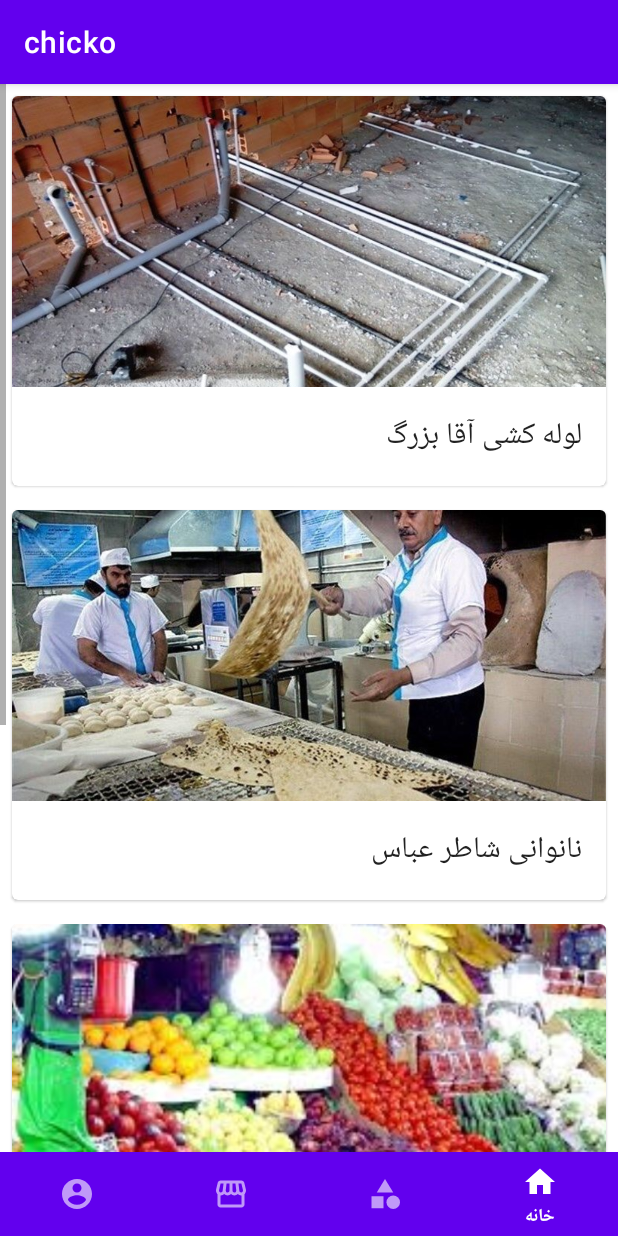
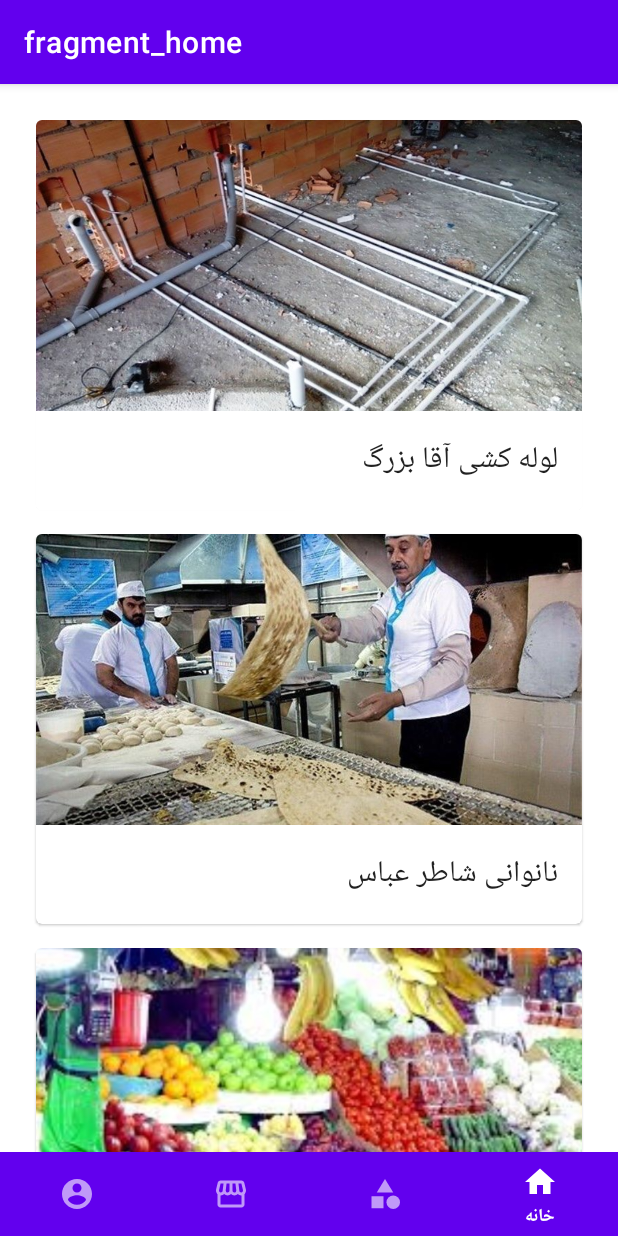
Before and after one commit to AliNazariii/chicko, an Android app: the screen it shows after launch (ProvidersActivity before the commit, MainActivity after it), item 3 of the bottom bar chosen, on a phone screen of 412 x 824 dp. Run offline under Robolectric (Android 15) with nearby library versions, the light colour scheme and no system bars; our stand-ins replace navigation-ui.

Commit message:
feat: add menu fragment

```diff
--- a/app/src/main/AndroidManifest.xml
+++ b/app/src/main/AndroidManifest.xml
@@ -10,7 +10,7 @@
         android:supportsRtl="true"
         android:theme="@style/Theme.Chicko">
         <activity
-            android:name=".HomeActivity"
+            android:name=".MainActivity"
             android:exported="true">
             <intent-filter>
                 <action android:name="android.intent.action.MAIN" />
--- a/app/src/main/java/com/example/chicko/HomeActivity.kt
+++ /dev/null
@@ -1,33 +0,0 @@
-package com.example.chicko
-
-import android.content.Intent
-import androidx.appcompat.app.AppCompatActivity
-import android.os.Bundle
-import com.example.chicko.databinding.ActivityHomeBinding
-
-class HomeActivity : AppCompatActivity() {
-    private lateinit var binding: ActivityHomeBinding
-
-    override fun onCreate(savedInstanceState: Bundle?) {
-        super.onCreate(savedInstanceState)
-
-        binding = ActivityHomeBinding.inflate(layoutInflater)
-        setContentView(binding.root)
-
-        binding.bottomNavigation.setOnItemSelectedListener { item ->
-            when (item.itemId) {
-                R.id.page_3 -> {
-//                    binding.bottomNavigation.selectedItemId = item.itemId
-
-                    // Create an intent with a destination of ProvidersActivity
-                    val intent = Intent(this, ProvidersActivity::class.java)
-
-                    // Start an activity using the data and destination from the Intent.
-                    startActivity(intent)
-                    true
-                }
-                else -> false
-            }
-        }
-    }
-}
--- /dev/null
+++ b/app/src/main/java/com/example/chicko/HomeFragment.kt
@@ -0,0 +1,61 @@
+package com.example.chicko
+
+import android.os.Bundle
+import androidx.fragment.app.Fragment
+import android.view.LayoutInflater
+import android.view.View
+import android.view.ViewGroup
+import com.example.chicko.adapter.ProviderListAdapter
+import com.example.chicko.data.ProviderItemsDataSource
+
+// TODO: Rename parameter arguments, choose names that match
+// the fragment initialization parameters, e.g. ARG_ITEM_NUMBER
+private const val ARG_PARAM1 = "param1"
+private const val ARG_PARAM2 = "param2"
+
+/**
+ * A simple [Fragment] subclass.
+ * Use the [HomeFragment.newInstance] factory method to
+ * create an instance of this fragment.
+ */
+class HomeFragment : Fragment() {
+    // TODO: Rename and change types of parameters
+    private var param1: String? = null
+    private var param2: String? = null
+
+    override fun onCreate(savedInstanceState: Bundle?) {
+        super.onCreate(savedInstanceState)
+        arguments?.let {
+            param1 = it.getString(ARG_PARAM1)
+            param2 = it.getString(ARG_PARAM2)
+        }
+    }
+
+    override fun onCreateView(
+        inflater: LayoutInflater, container: ViewGroup?,
+        savedInstanceState: Bundle?
+    ): View? {
+        // Inflate the layout for this fragment
+        return inflater.inflate(R.layout.fragment_home, container, false)
+    }
+
+    companion object {
+        /**
+         * Use this factory method to create a new instance of
+         * this fragment using the provided parameters.
+         *
+         * @param param1 Parameter 1.
+         * @param param2 Parameter 2.
+         * @return A new instance of fragment HomeFragment.
+         */
+        // TODO: Rename and change types and number of parameters
+        @JvmStatic
+        fun newInstance(param1: String, param2: String) =
+            HomeFragment().apply {
+                arguments = Bundle().apply {
+                    putString(ARG_PARAM1, param1)
+                    putString(ARG_PARAM2, param2)
+                }
+            }
+    }
+}
--- /dev/null
+++ b/app/src/main/java/com/example/chicko/MainActivity.kt
@@ -0,0 +1,73 @@
+package com.example.chicko
+
+import android.content.Intent
+import androidx.appcompat.app.AppCompatActivity
+import android.os.Bundle
+import com.example.chicko.databinding.ActivityMainBinding
+import androidx.navigation.NavController
+import androidx.navigation.fragment.NavHostFragment
+import androidx.navigation.ui.setupActionBarWithNavController
+
+class MainActivity : AppCompatActivity() {
+    private lateinit var binding: ActivityMainBinding
+    private lateinit var navController: NavController
+
+    override fun onCreate(savedInstanceState: Bundle?) {
+        super.onCreate(savedInstanceState)
+
+        binding = ActivityMainBinding.inflate(layoutInflater)
+        setContentView(binding.root)
+
+        // Get the navigation host fragment from this Activity
+        val navHostFragment = supportFragmentManager
+            .findFragmentById(R.id.nav_host_fragment) as NavHostFragment
+
+        // Instantiate the navController using the NavHostFragment
+        navController = navHostFragment.navController
+
+        // Make sure actions in the ActionBar get propagated to the NavController
+        setupActionBarWithNavController(navController)
+
+        binding.bottomNavigation.setOnItemSelectedListener { menuItem ->
+            when (menuItem.itemId) {
+                R.id.home_menu -> {
+                    val fragment = HomeFragment()
+                    supportFragmentManager.beginTransaction().replace(R.id.nav_host_fragment, fragment, fragment.javaClass.simpleName)
+                        .commit()
+                    true
+                }
+                R.id.providers_menu -> {
+                    val fragment = ProviderListFragment()
+                    supportFragmentManager.beginTransaction().replace(R.id.nav_host_fragment, fragment, fragment.javaClass.simpleName)
+                        .commit()
+                    true
+                }
+            }
+            false
+        }
+
+
+//        binding.bottomNavigation.setOnItemSelectedListener { item ->
+//            when (item.itemId) {
+//                R.id.page_3 -> {
+////                    binding.bottomNavigation.selectedItemId = item.itemId
+//
+//                    // Create an intent with a destination of ProvidersActivity
+//                    val intent = Intent(this, ProvidersActivity::class.java)
+//
+//                    // Start an activity using the data and destination from the Intent.
+//                    startActivity(intent)
+//                    true
+//                }
+//                else -> false
+//            }
+//        }
+    }
+
+    /**
+     * Enables back button support. Simply navigates one element up on the stack.
+     */
+    override fun onSupportNavigateUp(): Boolean {
+        return navController.navigateUp() || super.onSupportNavigateUp()
+    }
+}
--- /dev/null
+++ b/app/src/main/java/com/example/chicko/ProviderListFragment.kt
@@ -0,0 +1,55 @@
+package com.example.chicko
+
+import android.os.Bundle
+import androidx.fragment.app.Fragment
+import android.view.LayoutInflater
+import android.view.View
+import android.view.ViewGroup
+import androidx.recyclerview.widget.LinearLayoutManager
+import androidx.recyclerview.widget.RecyclerView
+import com.example.chicko.adapter.ProviderListAdapter
+import com.example.chicko.data.ProviderItemsDataSource
+import com.example.chicko.databinding.FragmentProviderListBinding
+
+/**
+ * A simple [Fragment] subclass.
+ * Use the [ProviderListFragment.newInstance] factory method to
+ * create an instance of this fragment.
+ */
+class ProviderListFragment : Fragment() {
+    private var _binding: FragmentProviderListBinding? = null
+
+    // This property is only valid between onCreateView and
+    // onDestroyView.
+    private val binding get() = _binding!!
+
+    private lateinit var recyclerView: RecyclerView
+
+    override fun onCreate(savedInstanceState: Bundle?) {
+        super.onCreate(savedInstanceState)
+    }
+
+    override fun onCreateView(
+        inflater: LayoutInflater, container: ViewGroup?,
+        savedInstanceState: Bundle?
+    ): View? {
+        // Retrieve and inflate the layout for this fragment
+        _binding = FragmentProviderListBinding.inflate(inflater, container, false)
+        return binding.root
+    }
+
+    override fun onViewCreated(view: View, savedInstanceState: Bundle?) {
+        recyclerView = binding.recyclerView
+        val dataSet = ProviderItemsDataSource().loadProviderItems()
+        recyclerView.layoutManager = LinearLayoutManager(context)
+        recyclerView.adapter = ProviderListAdapter(view.context, dataSet)
+    }
+
+    /**
+     * Frees the binding object when the Fragment is destroyed.
+     */
+    override fun onDestroyView() {
+        super.onDestroyView()
+        _binding = null
+    }
+}
--- a/app/src/main/java/com/example/chicko/ProvidersActivity.kt
+++ /dev/null
@@ -1,49 +0,0 @@
-package com.example.chicko
-
-import android.content.Intent
-import androidx.appcompat.app.AppCompatActivity
-import android.os.Bundle
-import com.example.chicko.adapter.ProviderItemAdapter
-import com.example.chicko.data.ProviderItemsDataSource
-import com.example.chicko.databinding.ActivityProvidersBinding
-
-class ProvidersActivity : AppCompatActivity() {
-    private lateinit var binding: ActivityProvidersBinding
-
-    override fun onCreate(savedInstanceState: Bundle?) {
-        super.onCreate(savedInstanceState)
-
-        binding = ActivityProvidersBinding.inflate(layoutInflater)
-        setContentView(binding.root)
-
-        showProviders()
-
-        binding.bottomNavigation.setOnItemSelectedListener { item ->
-            when (item.itemId) {
-                R.id.page_1 -> {
-//                    binding.bottomNavigation.selectedItemId = R.id.page_1
-
-                    // Create an intent with a destination of ProvidersActivity
-                    val intent = Intent(this, HomeActivity::class.java)
-
-                    // Start an activity using the data and destination from the Intent.
-                    startActivity(intent)
-                    true
-                }
-                else -> false
-            }
-        }
-    }
-
-    private fun showProviders() {
-        // Initialize data.
-        val myDataset = ProviderItemsDataSource().loadProviderItems()
-
-        val recyclerView = binding.recyclerView
-        recyclerView.adapter = ProviderItemAdapter(this, myDataset)
-
-        // Use this setting to improve performance if you know that changes
-        // in content do not change the layout size of the RecyclerView
-        recyclerView.setHasFixedSize(true)
-    }
-}
--- a/app/src/main/java/com/example/chicko/adapter/ProviderItemAdapter.kt
+++ b/app/src/main/java/com/example/chicko/adapter/ProviderListAdapter.kt
@@ -10,10 +10,10 @@ import androidx.recyclerview.widget.RecyclerView
 import com.example.chicko.R
 import com.example.chicko.model.ProviderItem
 
-class ProviderItemAdapter(
+class ProviderListAdapter(
     private val context: Context,
     private val dataset: List<ProviderItem>
-): RecyclerView.Adapter<ProviderItemAdapter.ProviderItemViewHolder>() {
+): RecyclerView.Adapter<ProviderListAdapter.ProviderItemViewHolder>() {
 
     // Provide a reference to the views for each data item
     // Complex data items may need more than one view per item, and
@@ -30,7 +30,7 @@ class ProviderItemAdapter(
     override fun onCreateViewHolder(parent: ViewGroup, viewType: Int): ProviderItemViewHolder {
         // create a new view
         val adapterLayout = LayoutInflater.from(parent.context)
-            .inflate(R.layout.provider_items_list, parent, false)
+            .inflate(R.layout.provider_item, parent, false)
 
         return ProviderItemViewHolder(adapterLayout)
     }
--- a/app/src/main/res/layout/activity_home.xml
+++ b/app/src/main/res/layout/activity_main.xml
@@ -6,36 +6,13 @@
     android:layoutDirection="rtl"
     android:layout_height="match_parent">
 
-    <LinearLayout
+    <androidx.fragment.app.FragmentContainerView
+        android:id="@+id/nav_host_fragment"
+        android:name="androidx.navigation.fragment.NavHostFragment"
         android:layout_width="match_parent"
-        android:layout_height="wrap_content"
-        android:orientation="vertical"
-        android:padding="30dp"
-        tools:ignore="MissingConstraints">
-
-
-        <ImageView
-            android:id="@+id/imageView"
-            android:layout_width="160dp"
-            android:layout_height="190dp"
-            android:layout_marginTop="50dp"
-            android:layout_gravity="center_horizontal"
-            app:srcCompat="@drawable/logo" />
-
-        <com.google.android.material.textfield.TextInputLayout
-            android:id="@+id/outlinedTextField"
-            style="@style/Widget.MaterialComponents.TextInputLayout.OutlinedBox"
-            android:layout_width="match_parent"
-            android:layout_height="wrap_content"
-            android:hint="@string/title_description">
-
-            <com.google.android.material.textfield.TextInputEditText
-                android:layout_width="match_parent"
-                android:layout_height="wrap_content" />
-
-        </com.google.android.material.textfield.TextInputLayout>
-
-    </LinearLayout>
+        android:layout_height="match_parent"
+        app:defaultNavHost="true"
+        app:navGraph="@navigation/nav_graph"/>
 
 
     <LinearLayout
--- a/app/src/main/res/layout/activity_providers.xml
+++ /dev/null
@@ -1,43 +0,0 @@
-<?xml version="1.0" encoding="utf-8"?>
-<androidx.constraintlayout.widget.ConstraintLayout xmlns:android="http://schemas.android.com/apk/res/android"
-    xmlns:app="http://schemas.android.com/apk/res-auto"
-    xmlns:tools="http://schemas.android.com/tools"
-    android:layout_width="match_parent"
-    android:layoutDirection="rtl"
-    android:layout_height="match_parent">
-
-    <FrameLayout xmlns:android="http://schemas.android.com/apk/res/android"
-        xmlns:app="http://schemas.android.com/apk/res-auto"
-        xmlns:tools="http://schemas.android.com/tools"
-        android:layout_width="match_parent"
-        android:layout_height="match_parent"
-        tools:context=".ProvidersActivity">
-
-        <androidx.recyclerview.widget.RecyclerView
-            android:id="@+id/recycler_view"
-            android:layout_width="match_parent"
-            android:layout_height="match_parent"
-            android:scrollbars="vertical"
-            app:layoutManager="LinearLayoutManager" />
-
-    </FrameLayout>
-
-
-    <LinearLayout
-        android:layout_width="match_parent"
-        android:layout_height="wrap_content"
-        app:layout_constraintBottom_toBottomOf="parent"
-        tools:ignore="MissingConstraints">
-
-
-        <com.google.android.material.bottomnavigation.BottomNavigationView
-            android:id="@+id/bottom_navigation"
-            style="@style/Widget.MaterialComponents.BottomNavigationView.Colored"
-            android:layout_width="match_parent"
-            android:layout_height="wrap_content"
-            app:menu="@menu/bottom_navigation_menu"
-            tools:ignore="MissingConstraints" />
-
-    </LinearLayout>
-
-</androidx.constraintlayout.widget.ConstraintLayout>
--- /dev/null
+++ b/app/src/main/res/layout/fragment_provider_list.xml
@@ -0,0 +1,15 @@
+<?xml version="1.0" encoding="utf-8"?>
+<FrameLayout xmlns:android="http://schemas.android.com/apk/res/android"
+    xmlns:tools="http://schemas.android.com/tools"
+    android:layout_width="match_parent"
+    android:layout_height="match_parent"
+    tools:context=".ProviderListFragment">
+
+    <androidx.recyclerview.widget.RecyclerView
+        android:id="@+id/recycler_view"
+        android:layout_width="match_parent"
+        android:layout_height="match_parent"
+        android:clipToPadding="false"
+        android:padding="16dp" />
+
+</FrameLayout>
--- a/app/src/main/res/menu/bottom_navigation_menu.xml
+++ b/app/src/main/res/menu/bottom_navigation_menu.xml
@@ -1,22 +1,22 @@
 <?xml version="1.0" encoding="utf-8"?>
 <menu xmlns:android="http://schemas.android.com/apk/res/android">
     <item
-        android:id="@+id/page_1"
+        android:id="@+id/home_menu"
         android:enabled="true"
         android:icon="@drawable/ic_home"
         android:title="@string/bt_menu_home" />
     <item
-        android:id="@+id/page_2"
+        android:id="@+id/categories_menu"
         android:enabled="true"
         android:icon="@drawable/ic_category"
         android:title="@string/bt_menu_categories" />
     <item
-        android:id="@+id/page_3"
+        android:id="@+id/providers_menu"
         android:enabled="true"
         android:icon="@drawable/ic_storefront"
         android:title="@string/bt_menu_providers" />
     <item
-        android:id="@+id/page_4"
+        android:id="@+id/account_menu"
         android:enabled="true"
         android:icon="@drawable/ic_account"
         android:title="@string/bt_menu_account" />
--- /dev/null
+++ b/app/src/main/res/navigation/nav_graph.xml
@@ -0,0 +1,18 @@
+<?xml version="1.0" encoding="utf-8"?>
+<navigation xmlns:android="http://schemas.android.com/apk/res/android"
+    xmlns:app="http://schemas.android.com/apk/res-auto"
+    xmlns:tools="http://schemas.android.com/tools"
+    android:id="@+id/nav_graph"
+    app:startDestination="@id/homeFragment">
+
+    <fragment
+        android:id="@+id/homeFragment"
+        android:name="com.example.chicko.HomeFragment"
+        android:label="fragment_home"
+        tools:layout="@layout/fragment_home" />
+    <fragment
+        android:id="@+id/providerListFragment"
+        android:name="com.example.chicko.ProviderListFragment"
+        android:label="fragment_provider_list"
+        tools:layout="@layout/fragment_provider_list" />
+</navigation>
--- a/app/src/main/res/values/strings.xml
+++ b/app/src/main/res/values/strings.xml
@@ -13,4 +13,6 @@
     <string name="bt_menu_categories">دسته‌بندی‌ها</string>
     <string name="bt_menu_providers">سرویس‌دهندگان</string>
     <string name="bt_menu_account">حساب کاربری</string>
+    <!-- TODO: Remove or change this placeholder text -->
+    <string name="hello_blank_fragment">Hello blank fragment</string>
 </resources>
```
Also changed, not shown: app/build.gradle (+8 -5 lines), app/src/main/res/layout/fragment_home.xml (added, +40 -0 lines), build.gradle (+13 -2 lines), app/src/main/res/layout/provider_item.xml (renamed from app/src/main/res/layout/provider_items_list.xml).
